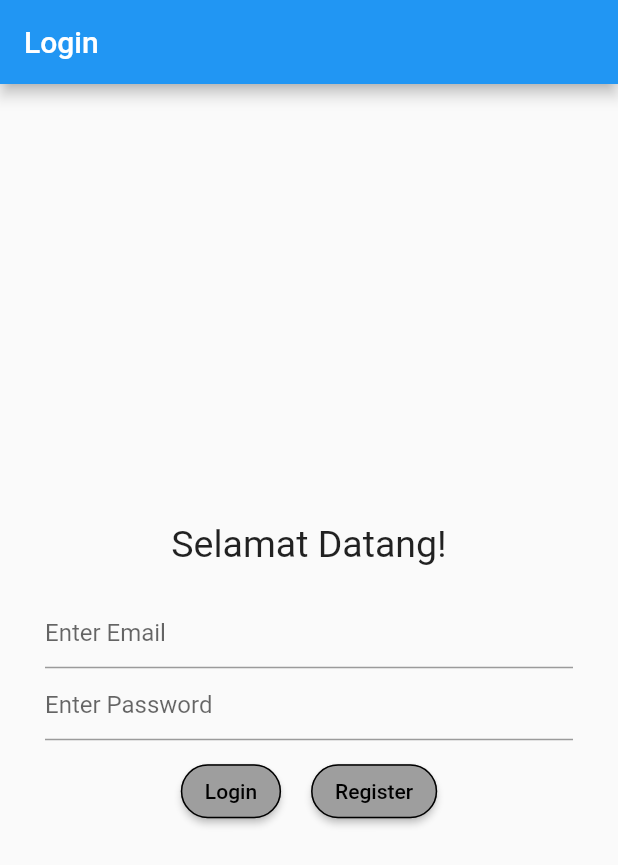
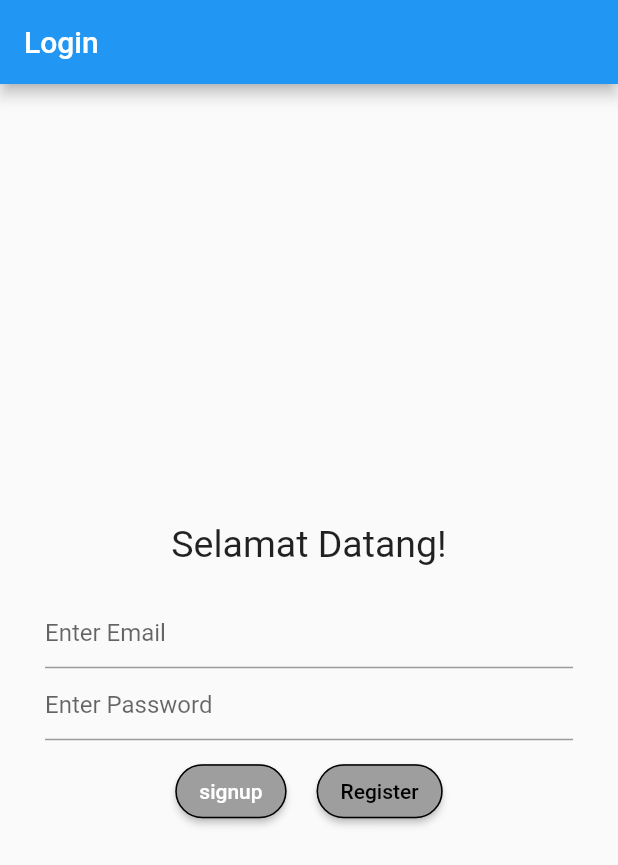
Before and after one commit to nyomanari21/Tubes_Provis_Healthy_Better, a Flutter app: the screen it shows after launch, on a phone screen of 412 x 824 dp. Shown: the top 865 px of the screen. Run offline on Flutter 3.47's test engine with Material 2 defaults, Android fonts, the light colour scheme and no system bars; our stand-ins replace cloud_firestore, firebase_auth, firebase_core; accounts and stored records are empty.

Commit message:
Update 3.5
Fixed login

```diff
--- a/healthy_better/lib/main.dart
+++ b/healthy_better/lib/main.dart
@@ -14,7 +14,9 @@ import 'package:firebase_auth/firebase_auth.dart';
 
 void main() async {
   WidgetsFlutterBinding.ensureInitialized();
-  await Firebase.initializeApp(options: DefaultFirebaseOptions.currentPlatform);
+  await Firebase.initializeApp(
+    options: DefaultFirebaseOptions.currentPlatform,
+  );
   runApp(const MyApp());
 }
 
--- a/healthy_better/lib/services/functions/authFunctions.dart
+++ b/healthy_better/lib/services/functions/authFunctions.dart
@@ -3,12 +3,15 @@ import 'package:flutter/material.dart';
 import 'package:healthy_better/services/functions/firebaseFunctions.dart';
 
 class AuthServices {
-  static signupUser(String email, String password, BuildContext context) async {
+  static signupUser(
+      String email, String password, String name, BuildContext context) async {
     try {
       UserCredential userCredential = await FirebaseAuth.instance
           .createUserWithEmailAndPassword(email: email, password: password);
 
+      await FirebaseAuth.instance.currentUser!.updateDisplayName(email);
       await FirebaseAuth.instance.currentUser!.updateEmail(email);
+      await FirestoreServices.saveUser(name, email, userCredential.user!.uid);
       ScaffoldMessenger.of(context)
           .showSnackBar(SnackBar(content: Text('Registration Successful')));
     } on FirebaseAuthException catch (e) {
--- a/healthy_better/lib/services/functions/firebaseFunctions.dart
+++ b/healthy_better/lib/services/functions/firebaseFunctions.dart
@@ -5,6 +5,6 @@ class FirestoreServices {
     await FirebaseFirestore.instance
         .collection('users')
         .doc(uid)
-        .set({'email': email, 'name': name});
+        .set({'email': email, 'name': email});
   }
 }
--- a/healthy_better/lib/view/home_screen.dart
+++ b/healthy_better/lib/view/home_screen.dart
@@ -156,7 +156,7 @@ class _HomeScreenState extends State<HomeScreen> {
                 title: const Text("Logout"),
                 onTap: () {
                   Future<void> _signOut() async {
-                    await FirebaseAuth.instance.signOut();
+                    FirebaseAuth.instance.signOut();
                   }
                 },
               ),
--- a/healthy_better/lib/view/login_screen.dart
+++ b/healthy_better/lib/view/login_screen.dart
@@ -6,7 +6,7 @@ import 'package:healthy_better/services/functions/authFunctions.dart';
 import 'package:firebase_auth/firebase_auth.dart';
 
 class LoginScreen extends StatefulWidget {
-  const LoginScreen({super.key});
+  const LoginScreen({Key? key}) : super(key: key);
   @override
   State<LoginScreen> createState() => _LoginScreenState();
 }
@@ -26,7 +26,8 @@ class _LoginScreenState extends State<LoginScreen> {
       appBar: AppBar(
         title: Text("Login"),
       ),
-      body: Center(
+      body: Form(
+        key: _formKey,
         child: Column(
           mainAxisAlignment: MainAxisAlignment.center,
           children: [
@@ -104,14 +105,11 @@ class _LoginScreenState extends State<LoginScreen> {
                           login
                               ? AuthServices.signinUser(
                                   contEmail, contPass, context)
-                              : AuthServices.signupUser(
+                              : AuthServices.signinUser(
                                   contEmail, contPass, context);
                         }
                       },
-                      child: Text(
-                        "Login",
-                        style: TextStyle(color: Colors.black),
-                      ),
+                      child: Text(login ? 'Login' : 'signup'),
                     ),
                   ),
                   Container(
```
Also changed, not shown: healthy_better/lib/view/register_screen.dart (+5 -7 lines).
